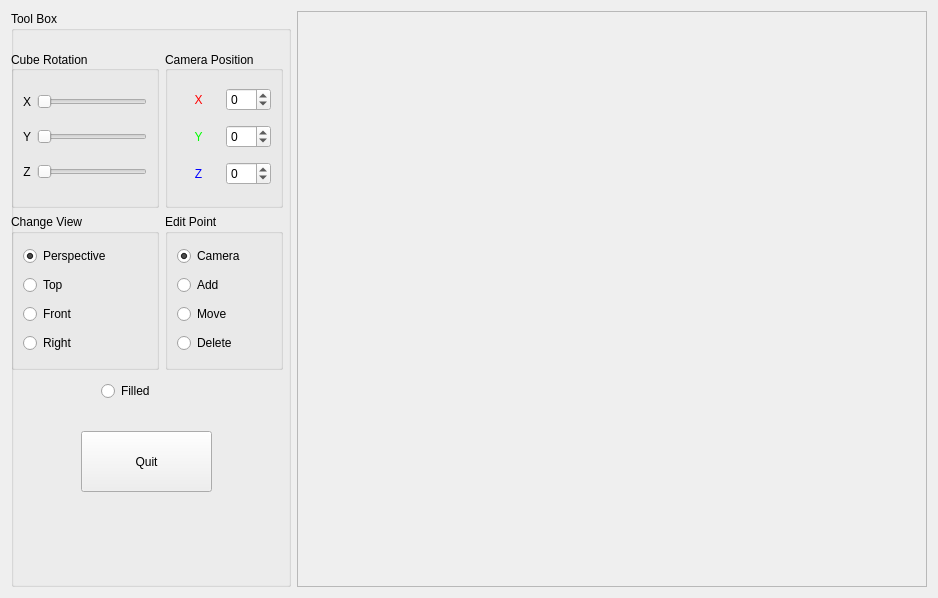
First picture: the form in MainWindow.ui, repository ray-z/Graphics-Assignment2, before the edit.
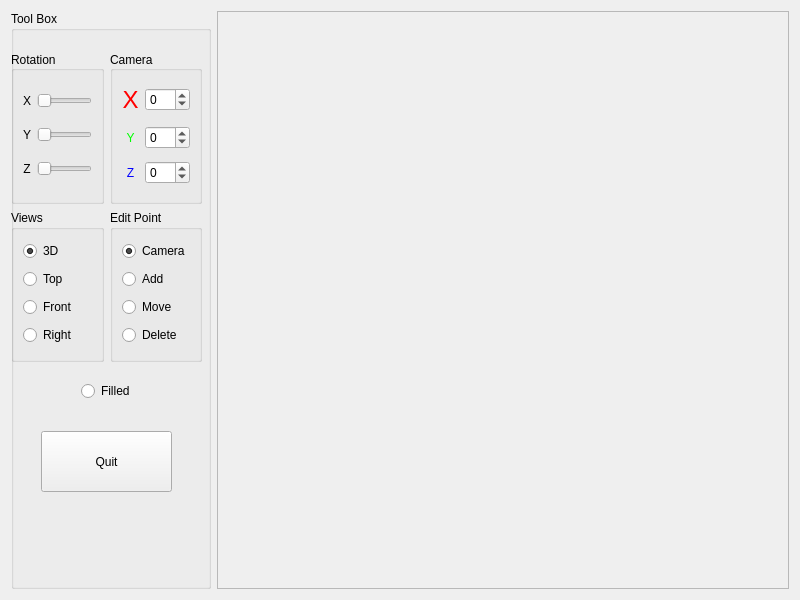
Second picture: the form after the edit.

What changed in the file:
```diff
--- a/MainWindow.ui
+++ b/MainWindow.ui
@@ -6,8 +6,8 @@
    <rect>
     <x>0</x>
     <y>0</y>
-    <width>938</width>
-    <height>598</height>
+    <width>800</width>
+    <height>600</height>
    </rect>
   </property>
   <property name="windowTitle">
@@ -36,8 +36,8 @@
        <rect>
         <x>0</x>
         <y>0</y>
-        <width>632</width>
-        <height>578</height>
+        <width>574</width>
+        <height>580</height>
        </rect>
       </property>
      </widget>
@@ -47,8 +47,8 @@
     <widget class="QGroupBox" name="tool_box">
      <property name="maximumSize">
       <size>
-       <width>280</width>
-       <height>900</height>
+       <width>200</width>
+       <height>600</height>
       </size>
      </property>
      <property name="title">
@@ -57,7 +57,7 @@
      <widget class="QRadioButton" name="radioButton">
       <property name="geometry">
        <rect>
-        <x>90</x>
+        <x>70</x>
         <y>370</y>
         <width>61</width>
         <height>20</height>
@@ -72,15 +72,20 @@
        <rect>
         <x>0</x>
         <y>40</y>
-        <width>272</width>
-        <height>319</height>
+        <width>191</width>
+        <height>311</height>
        </rect>
       </property>
       <layout class="QGridLayout" name="gridLayout_3">
        <item row="0" column="0">
         <widget class="QGroupBox" name="cube_rotation">
+         <property name="font">
+          <font>
+           <pointsize>9</pointsize>
+          </font>
+         </property>
          <property name="title">
-          <string>Cube Rotation</string>
+          <string>Rotation</string>
          </property>
          <property name="alignment">
           <set>Qt::AlignLeading|Qt::AlignLeft|Qt::AlignVCenter</set>
@@ -175,14 +180,19 @@
        </item>
        <item row="1" column="0">
         <widget class="QGroupBox" name="change_view">
+         <property name="font">
+          <font>
+           <pointsize>9</pointsize>
+          </font>
+         </property>
          <property name="title">
-          <string>Change View</string>
+          <string>Views</string>
          </property>
          <layout class="QVBoxLayout" name="verticalLayout_3">
           <item>
            <widget class="QRadioButton" name="radioButton_6">
             <property name="text">
-             <string>Perspective</string>
+             <string>3D</string>
             </property>
             <property name="checked">
              <bool>true</bool>
@@ -215,8 +225,13 @@
        </item>
        <item row="0" column="1">
         <widget class="QGroupBox" name="camera_position">
+         <property name="font">
+          <font>
+           <pointsize>9</pointsize>
+          </font>
+         </property>
          <property name="title">
-          <string>Camera Position</string>
+          <string>Camera</string>
          </property>
          <property name="alignment">
           <set>Qt::AlignLeading|Qt::AlignLeft|Qt::AlignVCenter</set>
@@ -226,6 +241,15 @@
            <layout class="QHBoxLayout" name="horizontalLayout_2">
             <item>
              <widget class="QLabel" name="label_5">
+              <property name="font">
+               <font>
+                <family>Lucida Grande</family>
+                <pointsize>18</pointsize>
+                <weight>9</weight>
+                <italic>false</italic>
+                <bold>false</bold>
+               </font>
+              </property>
               <property name="styleSheet">
                <string notr="true">font: 75 18pt &quot;Lucida Grande&quot;;
 color: rgb(255, 0, 0);</string>
@@ -311,12 +335,22 @@
        </item>
        <item row="1" column="1">
         <widget class="QGroupBox" name="edit_point">
+         <property name="font">
+          <font>
+           <pointsize>9</pointsize>
+          </font>
+         </property>
          <property name="title">
           <string>Edit Point</string>
          </property>
          <layout class="QVBoxLayout" name="verticalLayout_4">
           <item>
            <widget class="QRadioButton" name="rb_ctrlCamera">
+            <property name="font">
+             <font>
+              <pointsize>9</pointsize>
+             </font>
+            </property>
             <property name="acceptDrops">
              <bool>false</bool>
             </property>
@@ -366,7 +400,7 @@
      <widget class="QPushButton" name="btnClose">
       <property name="geometry">
        <rect>
-        <x>70</x>
+        <x>30</x>
         <y>420</y>
         <width>131</width>
         <height>61</height>
```
